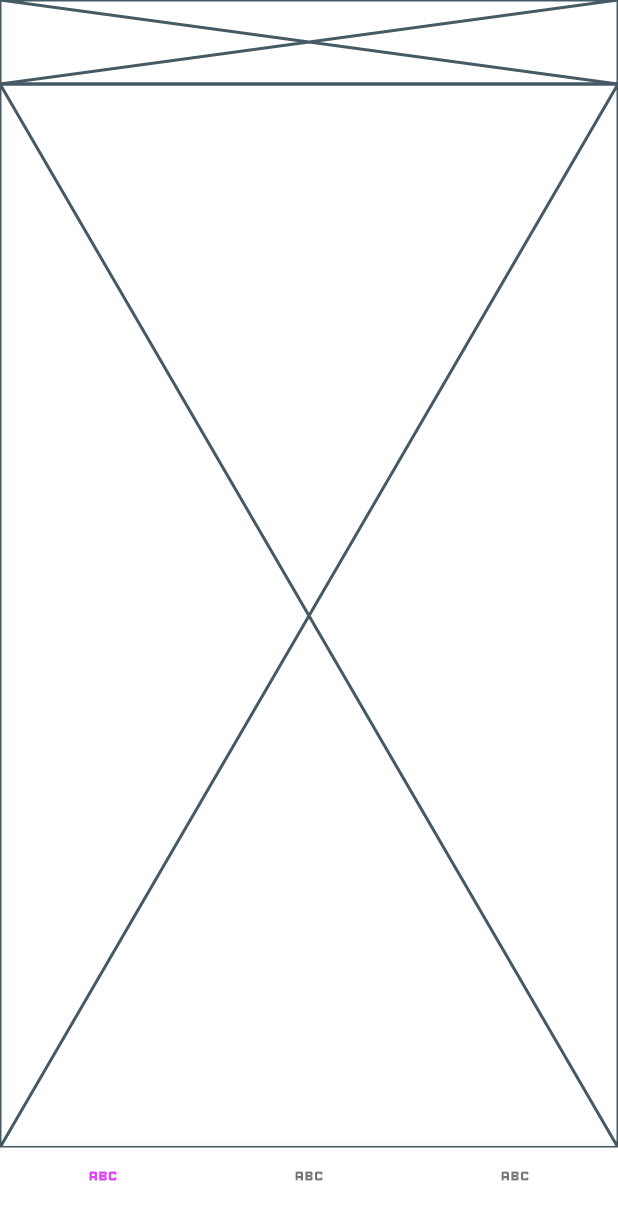
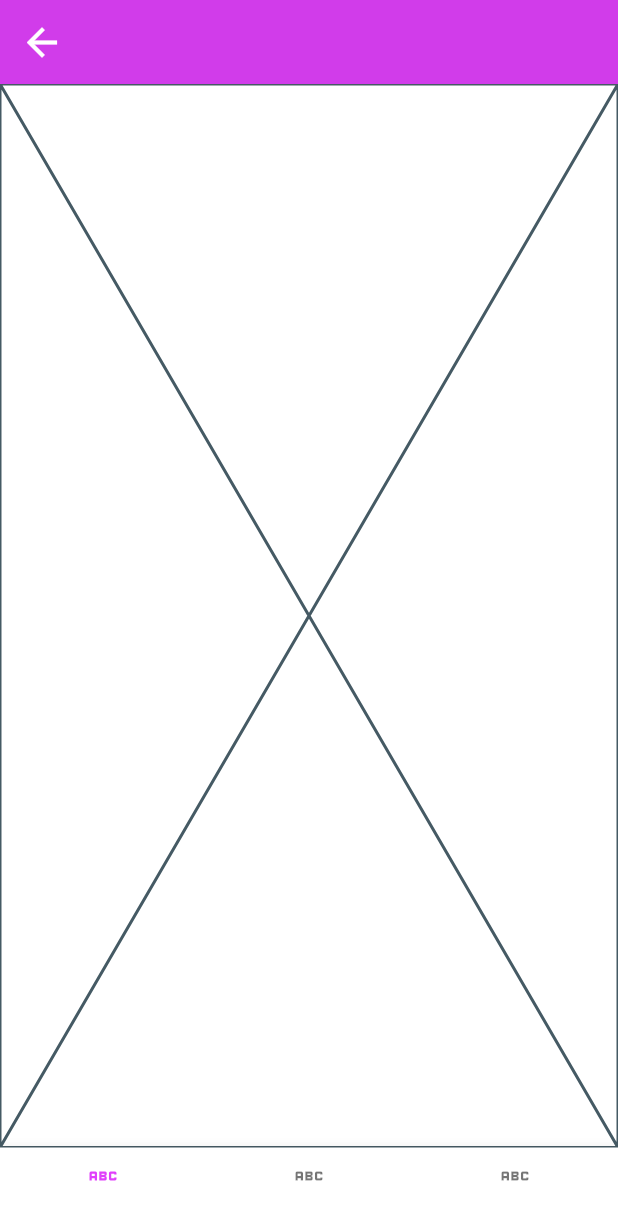
Before and after one commit to App-Elevate/AUT.aplikace-legacy, a Flutter app: the NavigationScreen screen opened directly, on a phone screen of 412 x 824 dp. Shown: the top 1220 px of the screen. Run offline on Flutter 3.47's test engine with Material 3 defaults, Android fonts, the phone set to English and light mode, and no system bars; our stand-ins replace awesome_notifications, device_info_plus, dio, firebase_analytics, firebase_core, firebase_crashlytics and 12 more; missing offline and left inert: background_fetch, canteenlib, install_plugin, markdown; accounts and stored records are empty; network calls fail; statements that could not run were skipped; project files that could hold a hidden picture were left out.

Commit message:
make appbar widgets return appbars

```diff
--- a/lib/pages_new/account.dart
+++ b/lib/pages_new/account.dart
@@ -5,7 +5,7 @@ class AccountAppBar extends StatelessWidget implements PreferredSizeWidget {
 
   @override
   Widget build(BuildContext context) {
-    return const Placeholder();
+    return AppBar();
   }
 
   @override
--- a/lib/pages_new/canteen.dart
+++ b/lib/pages_new/canteen.dart
@@ -5,7 +5,7 @@ class CanteenAppBar extends StatelessWidget implements PreferredSizeWidget {
 
   @override
   Widget build(BuildContext context) {
-    return const Placeholder();
+    return AppBar();
   }
 
   @override
--- a/lib/pages_new/settings.dart
+++ b/lib/pages_new/settings.dart
@@ -5,7 +5,7 @@ class SettingAppBar extends StatelessWidget implements PreferredSizeWidget {
 
   @override
   Widget build(BuildContext context) {
-    return const Placeholder();
+    return AppBar();
   }
 
   @override
```
